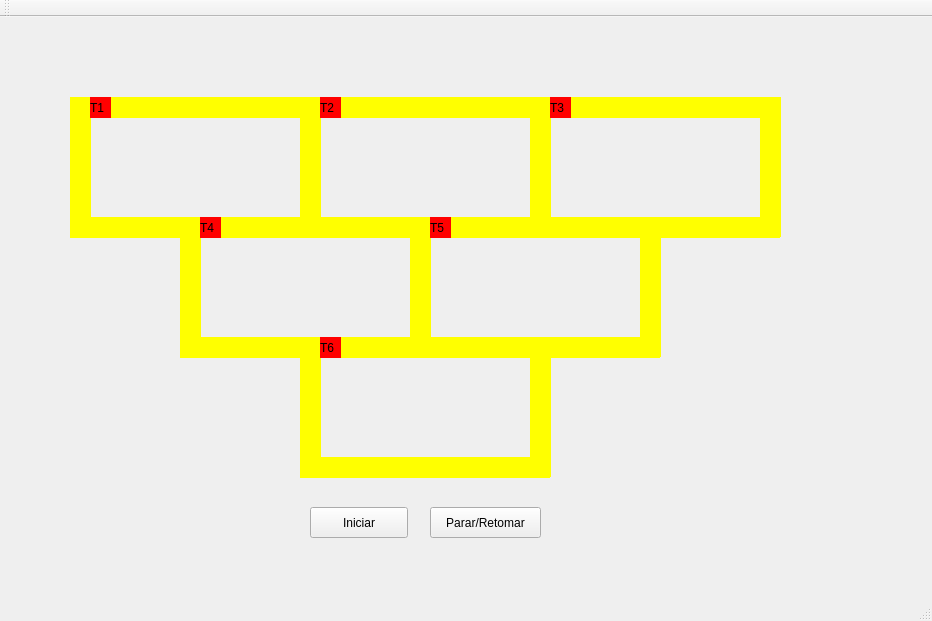
First picture: the form in mainwindow.ui, repository mclara-s/SO_U1-Trens, before the edit.
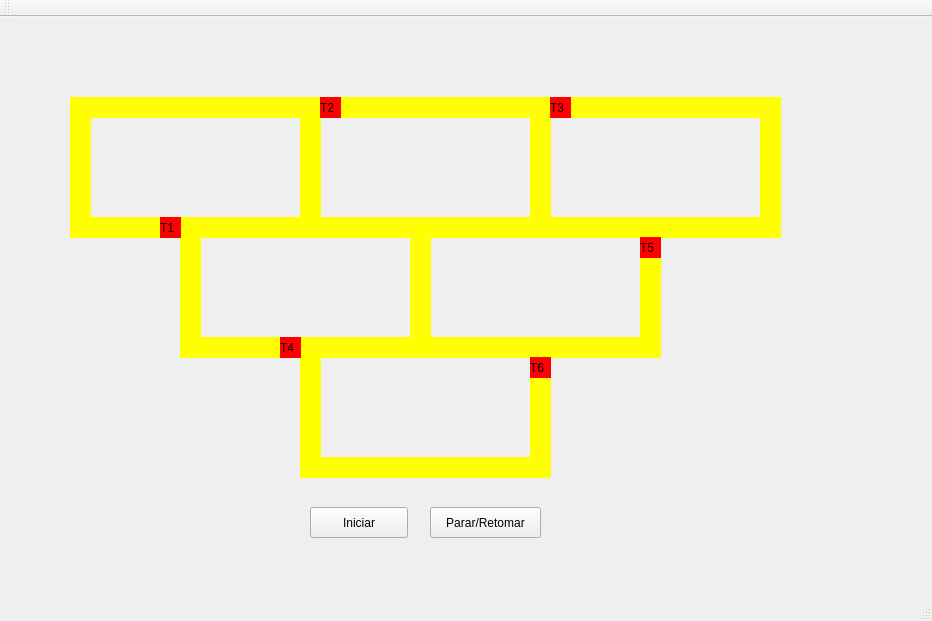
Second picture: the form after the edit.

The edit to the form file:
```diff
--- a/mainwindow.ui
+++ b/mainwindow.ui
@@ -20,8 +20,8 @@
    <widget class="QLabel" name="label_Trem1">
     <property name="geometry">
      <rect>
-      <x>90</x>
-      <y>80</y>
+      <x>160</x>
+      <y>200</y>
       <width>21</width>
       <height>21</height>
      </rect>
@@ -393,8 +393,8 @@
    <widget class="QLabel" name="label_Trem4">
     <property name="geometry">
      <rect>
-      <x>200</x>
-      <y>200</y>
+      <x>280</x>
+      <y>320</y>
       <width>21</width>
       <height>21</height>
      </rect>
@@ -411,8 +411,8 @@
    <widget class="QLabel" name="label_Trem5">
     <property name="geometry">
      <rect>
-      <x>430</x>
-      <y>200</y>
+      <x>640</x>
+      <y>220</y>
       <width>21</width>
       <height>21</height>
      </rect>
@@ -429,8 +429,8 @@
    <widget class="QLabel" name="label_Trem6">
     <property name="geometry">
      <rect>
-      <x>320</x>
-      <y>320</y>
+      <x>530</x>
+      <y>340</y>
       <width>21</width>
       <height>21</height>
      </rect>
```
